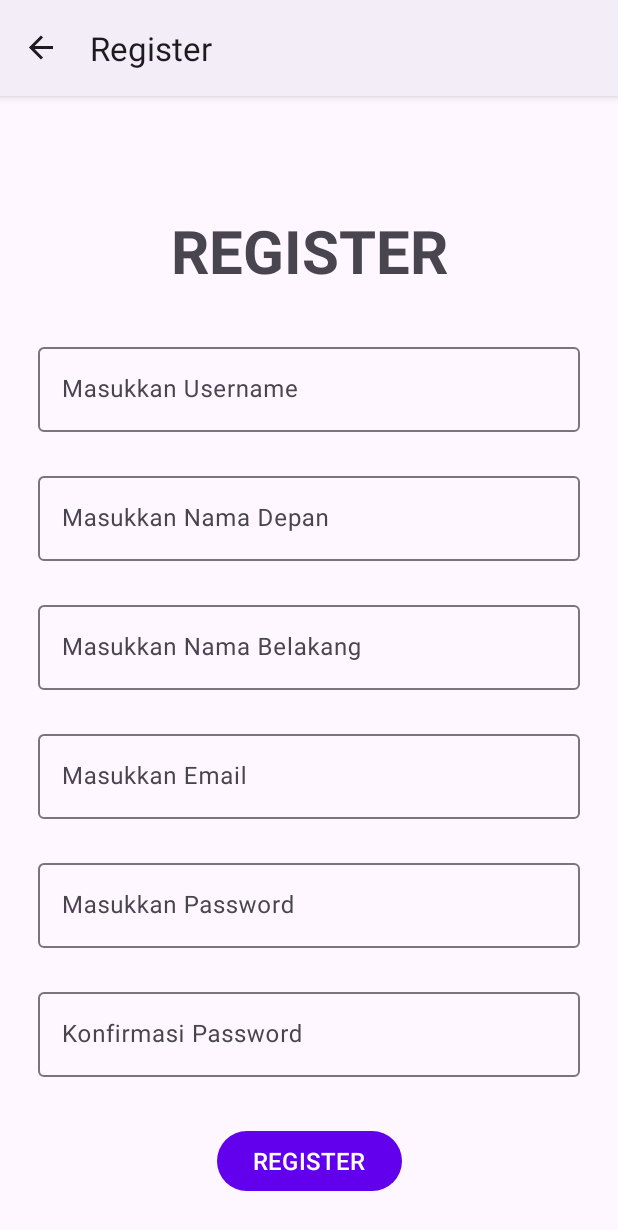
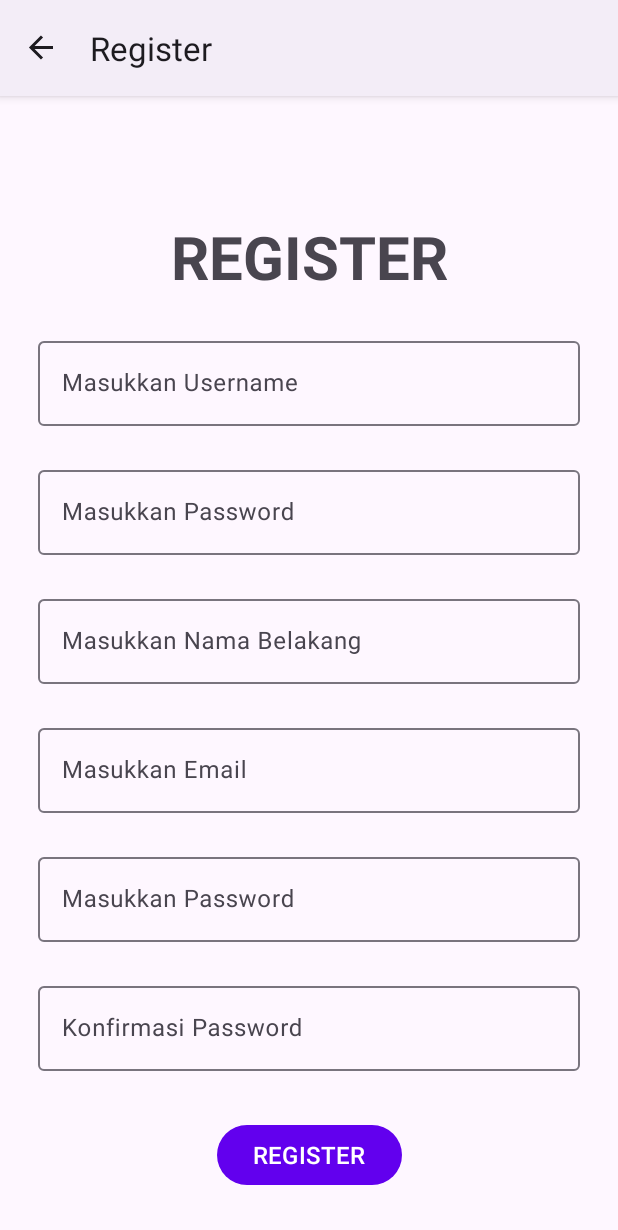
Before and after one commit to abayup14/ProjectUTSANMP160421058, an Android app: the RegisterFragment screen opened through its navigation route, on a phone screen of 412 x 824 dp. Shown: the top 1230 px of the screen. Run offline under Robolectric (Android 15) with nearby library versions, the phone set to English and light mode, and no system bars; our stand-ins replace navigation-ui.

Commit message:
update tampilan ui

```diff
--- a/app/src/main/java/com/example/projectutsanmp160421058/view/MainActivity.kt
+++ b/app/src/main/java/com/example/projectutsanmp160421058/view/MainActivity.kt
@@ -2,15 +2,18 @@ package com.example.projectutsanmp160421058.view
 
 import androidx.appcompat.app.AppCompatActivity
 import android.os.Bundle
+import android.view.View
 import androidx.navigation.NavController
 import androidx.navigation.fragment.NavHostFragment
 import androidx.navigation.ui.NavigationUI
+import androidx.navigation.ui.setupWithNavController
 import com.example.projectutsanmp160421058.R
 import com.example.projectutsanmp160421058.databinding.ActivityMainBinding
 
 class MainActivity : AppCompatActivity() {
     private lateinit var binding: ActivityMainBinding
     private lateinit var navController: NavController
+
     override fun onCreate(savedInstanceState: Bundle?) {
         super.onCreate(savedInstanceState)
         binding = ActivityMainBinding.inflate(layoutInflater)
@@ -19,10 +22,30 @@ class MainActivity : AppCompatActivity() {
 
         navController = (supportFragmentManager.findFragmentById(R.id.navHost) as NavHostFragment).navController
         NavigationUI.setupActionBarWithNavController(this, navController)
+
+        binding.bottomNav.setupWithNavController(navController)
+
+        hideNavBars()
     }
 
     override fun onSupportNavigateUp(): Boolean {
 //        return super.onSupportNavigateUp()
         return navController.navigateUp()
     }
+
+    fun hideNavBars() {
+        navController.addOnDestinationChangedListener {_, destination, _ ->
+            when (destination.id) {
+                R.id.loginFragment -> {
+                    binding.bottomNav.visibility = View.GONE
+                }
+                R.id.registerFragment -> {
+                    binding.bottomNav.visibility = View.GONE
+                }
+                else -> {
+                    binding.bottomNav.visibility = View.VISIBLE
+                }
+            }
+        }
+    }
 }
--- a/app/src/main/java/com/example/projectutsanmp160421058/view/RegisterFragment.kt
+++ b/app/src/main/java/com/example/projectutsanmp160421058/view/RegisterFragment.kt
@@ -5,6 +5,7 @@ import androidx.fragment.app.Fragment
 import android.view.LayoutInflater
 import android.view.View
 import android.view.ViewGroup
+import androidx.navigation.Navigation
 import com.example.projectutsanmp160421058.R
 import com.example.projectutsanmp160421058.databinding.FragmentRegisterBinding
 
@@ -22,4 +23,13 @@ class RegisterFragment : Fragment() {
         return binding.root
     }
 
+    override fun onViewCreated(view: View, savedInstanceState: Bundle?) {
+        super.onViewCreated(view, savedInstanceState)
+
+        binding.btnRegister.setOnClickListener {
+            val action = RegisterFragmentDirections.actionLoginFragment()
+            Navigation.findNavController(it).navigate(action)
+        }
+    }
+
 }
--- a/app/src/main/res/layout/activity_main.xml
+++ b/app/src/main/res/layout/activity_main.xml
@@ -17,4 +17,13 @@
         app:layout_constraintStart_toStartOf="parent"
         app:layout_constraintTop_toTopOf="parent"
         app:navGraph="@navigation/main_navigation" />
+
+    <com.google.android.material.bottomnavigation.BottomNavigationView
+        android:id="@+id/bottomNav"
+        android:layout_width="0dp"
+        android:layout_height="wrap_content"
+        app:layout_constraintBottom_toBottomOf="parent"
+        app:layout_constraintEnd_toEndOf="parent"
+        app:layout_constraintStart_toStartOf="parent"
+        app:menu="@menu/bottom_menu" />
 </androidx.constraintlayout.widget.ConstraintLayout>
--- a/app/src/main/res/layout/fragment_register.xml
+++ b/app/src/main/res/layout/fragment_register.xml
@@ -2,6 +2,7 @@
 <FrameLayout xmlns:android="http://schemas.android.com/apk/res/android"
     xmlns:app="http://schemas.android.com/apk/res-auto"
     xmlns:tools="http://schemas.android.com/tools"
+    android:id="@+id/registerFragment"
     android:layout_width="match_parent"
     android:layout_height="match_parent"
     tools:context=".view.RegisterFragment">
@@ -49,42 +50,6 @@
                     app:layout_constraintHorizontal_bias="0.521"
                     app:layout_constraintStart_toStartOf="parent"
                     app:layout_constraintTop_toBottomOf="@+id/textInputLayout8" />
-
-                <com.google.android.material.textfield.TextInputLayout
-                    android:id="@+id/textInputLayout3"
-                    android:layout_width="0dp"
-                    android:layout_height="wrap_content"
-                    android:layout_marginStart="24dp"
-                    android:layout_marginTop="32dp"
-                    android:layout_marginEnd="24dp"
-                    android:hint="Masukkan Username"
-                    app:layout_constraintEnd_toEndOf="parent"
-                    app:layout_constraintStart_toStartOf="parent"
-                    app:layout_constraintTop_toBottomOf="@+id/textView3">
-
-                    <com.google.android.material.textfield.TextInputEditText
-                        android:id="@+id/txtUsername"
-                        android:layout_width="match_parent"
-                        android:layout_height="wrap_content" />
-                </com.google.android.material.textfield.TextInputLayout>
-
-                <com.google.android.material.textfield.TextInputLayout
-                    android:id="@+id/textInputLayout4"
-                    android:layout_width="0dp"
-                    android:layout_height="wrap_content"
-                    android:layout_marginStart="24dp"
-                    android:layout_marginTop="24dp"
-                    android:layout_marginEnd="24dp"
-                    android:hint="Masukkan Nama Depan"
-                    app:layout_constraintEnd_toEndOf="parent"
-                    app:layout_constraintStart_toStartOf="parent"
-                    app:layout_constraintTop_toBottomOf="@+id/textInputLayout3">
-
-                    <com.google.android.material.textfield.TextInputEditText
-                        android:id="@+id/txtNamaDepan"
-                        android:layout_width="match_parent"
-                        android:layout_height="wrap_content" />
-                </com.google.android.material.textfield.TextInputLayout>
 
                 <com.google.android.material.textfield.TextInputLayout
                     android:id="@+id/textInputLayout5"
@@ -135,7 +100,7 @@
                     app:layout_constraintTop_toBottomOf="@+id/textInputLayout6">
 
                     <com.google.android.material.textfield.TextInputEditText
-                        android:id="@+id/txtPassword"
+                        android:id="@+id/txtPassw"
                         android:layout_width="match_parent"
                         android:layout_height="wrap_content" />
                 </com.google.android.material.textfield.TextInputLayout>
@@ -158,6 +123,42 @@
                         android:layout_height="wrap_content" />
                 </com.google.android.material.textfield.TextInputLayout>
 
+                <com.google.android.material.textfield.TextInputLayout
+                    android:id="@+id/textInputLayout3"
+                    android:layout_width="0dp"
+                    android:layout_height="wrap_content"
+                    android:layout_marginStart="24dp"
+                    android:layout_marginTop="24dp"
+                    android:layout_marginEnd="24dp"
+                    android:hint="Masukkan Username"
+                    app:layout_constraintEnd_toEndOf="parent"
+                    app:layout_constraintStart_toStartOf="parent"
+                    app:layout_constraintTop_toBottomOf="@+id/textView3">
+
+                    <com.google.android.material.textfield.TextInputEditText
+                        android:id="@+id/txtUsername"
+                        android:layout_width="match_parent"
+                        android:layout_height="wrap_content" />
+                </com.google.android.material.textfield.TextInputLayout>
+
+                <com.google.android.material.textfield.TextInputLayout
+                    android:id="@+id/textInputLayout4"
+                    android:layout_width="0dp"
+                    android:layout_height="wrap_content"
+                    android:layout_marginStart="24dp"
+                    android:layout_marginTop="24dp"
+                    android:layout_marginEnd="24dp"
+                    android:hint="Masukkan Password"
+                    app:layout_constraintEnd_toEndOf="parent"
+                    app:layout_constraintStart_toStartOf="parent"
+                    app:layout_constraintTop_toBottomOf="@+id/textInputLayout3">
+
+                    <com.google.android.material.textfield.TextInputEditText
+                        android:id="@+id/txtPassword"
+                        android:layout_width="match_parent"
+                        android:layout_height="wrap_content" />
+                </com.google.android.material.textfield.TextInputLayout>
+
             </androidx.constraintlayout.widget.ConstraintLayout>
         </ScrollView>
     </androidx.constraintlayout.widget.ConstraintLayout>
--- /dev/null
+++ b/app/src/main/res/menu/bottom_menu.xml
@@ -0,0 +1,26 @@
+<?xml version="1.0" encoding="utf-8"?>
+<menu xmlns:app="http://schemas.android.com/apk/res-auto"
+    xmlns:android="http://schemas.android.com/apk/res/android">
+
+    <item
+        android:id="@+id/itemHome"
+        android:layout_width="wrap_content"
+        android:layout_height="wrap_content"
+        android:icon="@drawable/baseline_home_24"
+        android:title="Home"
+        app:showAsAction="always" />
+    <item
+        android:id="@+id/itemHistory"
+        android:layout_width="wrap_content"
+        android:layout_height="wrap_content"
+        android:icon="@drawable/baseline_history_24"
+        android:title="Reading History"
+        app:showAsAction="always" />
+    <item
+        android:id="@+id/itemProfile"
+        android:layout_width="wrap_content"
+        android:layout_height="wrap_content"
+        android:icon="@drawable/baseline_person_24"
+        android:title="Profile"
+        app:showAsAction="always" />
+</menu>
--- a/app/src/main/res/navigation/main_navigation.xml
+++ b/app/src/main/res/navigation/main_navigation.xml
@@ -13,6 +13,9 @@
         <action
             android:id="@+id/actionRegisterFragment"
             app:destination="@id/registerFragment" />
+        <action
+            android:id="@+id/actionHomeFragment"
+            app:destination="@id/itemHome" />
     </fragment>
     <fragment
         android:id="@+id/registerFragment"
@@ -21,6 +24,36 @@
         tools:layout="@layout/fragment_register">
         <action
             android:id="@+id/actionLoginFragment"
-            app:destination="@id/loginFragment" />
+            app:destination="@id/loginFragment"
+            app:popUpTo="@id/loginFragment" />
+    </fragment>
+    <fragment
+        android:id="@+id/itemHome"
+        android:name="com.example.projectutsanmp160421058.view.HomeFragment"
+        android:label="Home"
+        tools:layout="@layout/fragment_home" >
+        <action
+            android:id="@+id/actionDetailFragment"
+            app:destination="@id/detailFragment" />
+    </fragment>
+    <fragment
+        android:id="@+id/itemHistory"
+        android:name="com.example.projectutsanmp160421058.view.HistoryFragment"
+        android:label="History"
+        tools:layout="@layout/fragment_history" />
+    <fragment
+        android:id="@+id/itemProfile"
+        android:name="com.example.projectutsanmp160421058.view.ProfileFragment"
+        android:label="Profile"
+        tools:layout="@layout/fragment_profile" />
+    <fragment
+        android:id="@+id/detailFragment"
+        android:name="com.example.projectutsanmp160421058.view.DetailFragment"
+        android:label="fragment_detail"
+        tools:layout="@layout/fragment_detail" >
+        <action
+            android:id="@+id/actionitemHome"
+            app:destination="@id/itemHome"
+            app:popUpTo="@id/itemHome" />
     </fragment>
 </navigation>
```
Also changed, not shown: app/src/main/java/com/example/projectutsanmp160421058/view/LoginFragment.kt (+22 -0 lines), app/src/main/res/layout/fragment_detail.xml (+1 -9 lines), app/src/main/res/layout/fragment_history.xml (+1 -9 lines), app/src/main/res/layout/fragment_home.xml (+1 -9 lines), app/src/main/res/layout/fragment_login.xml (+6 -2 lines), app/src/main/res/layout/fragment_profile.xml (+1 -9 lines).
